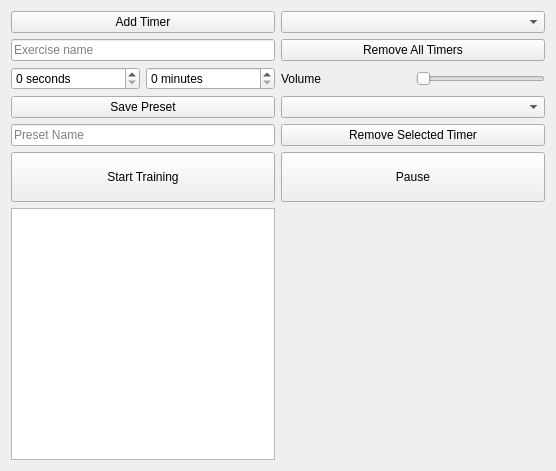
First picture: the form in sporttimer.ui, repository Racalniog/QTAppAlfaExercises, before the edit.
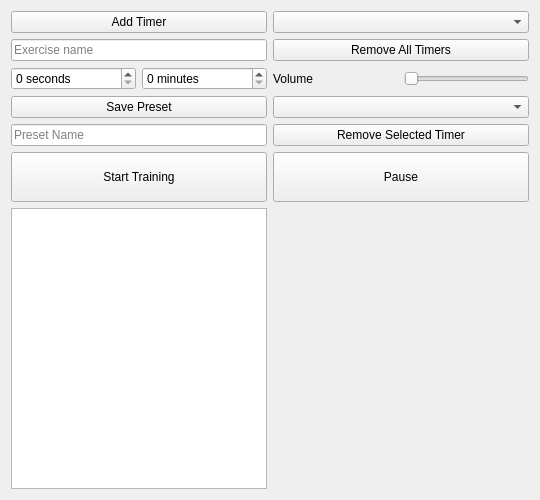
Second picture: the form after the edit.

Commit message: Changed alert times and added minimum width

```diff
--- a/sporttimer.ui
+++ b/sporttimer.ui
@@ -6,14 +6,14 @@
    <rect>
     <x>0</x>
     <y>0</y>
-    <width>556</width>
-    <height>471</height>
+    <width>540</width>
+    <height>500</height>
    </rect>
   </property>
   <property name="minimumSize">
    <size>
     <width>540</width>
-    <height>0</height>
+    <height>500</height>
    </size>
   </property>
   <property name="windowTitle">
@@ -220,6 +220,12 @@
        <verstretch>0</verstretch>
       </sizepolicy>
      </property>
+     <property name="minimumSize">
+      <size>
+       <width>250</width>
+       <height>0</height>
+      </size>
+     </property>
     </widget>
    </item>
    <item row="0" column="0" colspan="2">
```
The commit also changes 1 other file.
